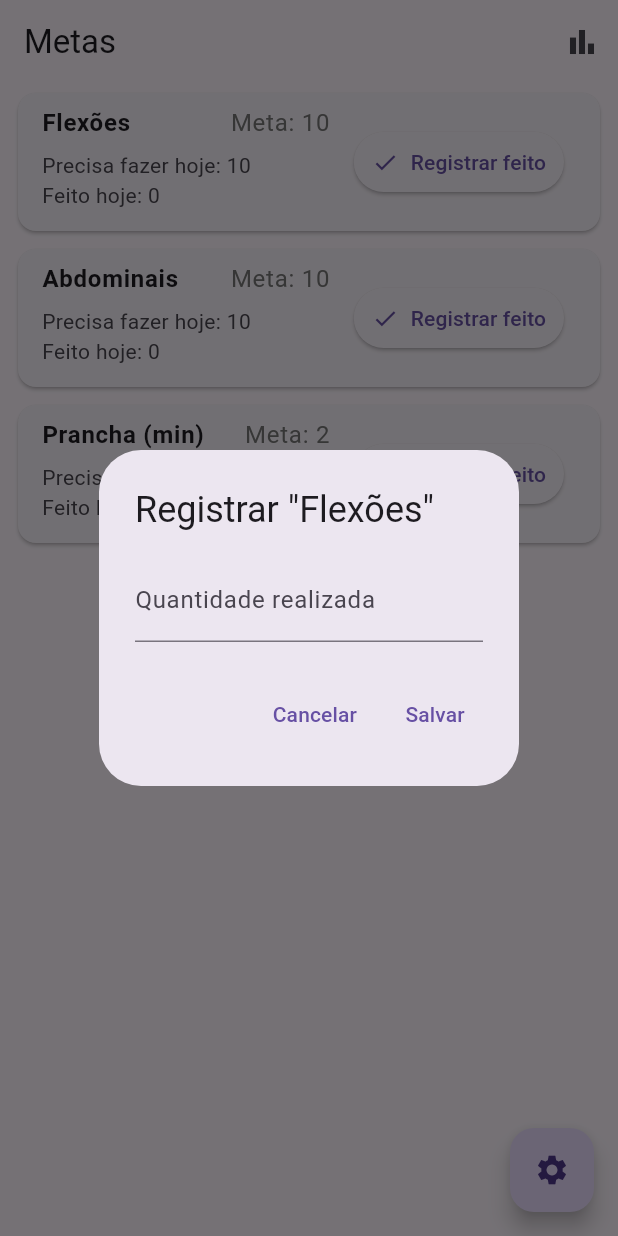
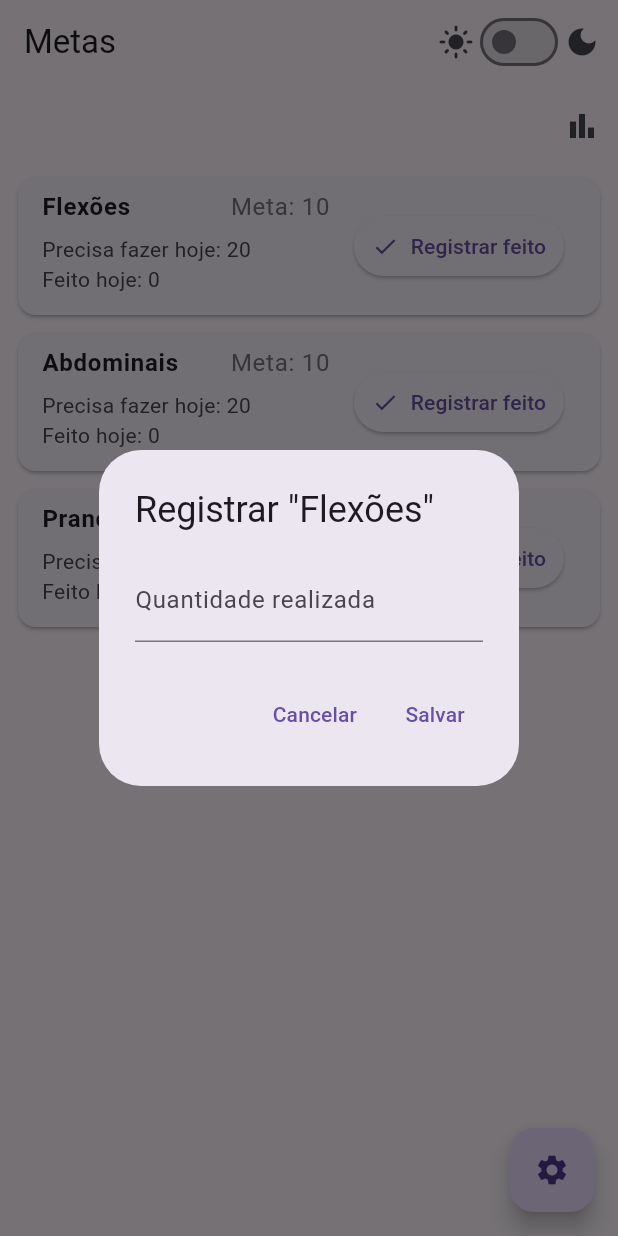
Before and after one commit to callmedigo/metas, a Flutter app: the screen it shows after launch, after a tap on "Registrar feito", on a phone screen of 412 x 824 dp. Run offline on Flutter 3.47's test engine with Material 3 defaults, Android fonts, the phone set to English and light mode, and no system bars; our stand-ins replace shared_preferences.

Commit message:
adicionado modo escuro, adicionei tambem o controle para zerar o progresso do dia toda vez que muda de dia.

```diff
--- a/lib/main.dart
+++ b/lib/main.dart
@@ -1,17 +1,56 @@
 import 'package:flutter/material.dart';
-import 'pages/metas_page.dart';
+import 'pages/metas_page.dart';  // Ajuste conforme seu projeto
 
 void main() {
-  runApp(MyApp());
+  runApp(const MyApp());
 }
 
-class MyApp extends StatelessWidget {
+class MyApp extends StatefulWidget {
+  const MyApp({super.key});
+
+  @override
+  State<MyApp> createState() => _MyAppState();
+}
+
+class _MyAppState extends State<MyApp> {
+  bool isDarkMode = false;
+
   @override
   Widget build(BuildContext context) {
     return MaterialApp(
       title: 'Metas de Exercício',
-      theme: ThemeData(primarySwatch: Colors.blue),
-      home: MetasPage(),
+      theme: ThemeData(
+        brightness: Brightness.light,
+        primarySwatch: Colors.blue,
+      ),
+      darkTheme: ThemeData(
+        brightness: Brightness.dark,
+        primarySwatch: Colors.blue,
+      ),
+      themeMode: isDarkMode ? ThemeMode.dark : ThemeMode.light,
+      home: Scaffold(
+        appBar: AppBar(
+          title: const Text('Metas'),
+          actions: [
+            Row(
+              children: [
+                const Icon(Icons.light_mode),
+                Switch(
+                  value: isDarkMode,
+                  onChanged: (val) {
+                    setState(() {
+                      isDarkMode = val;
+                    });
+                  },
+                ),
+                const Icon(Icons.dark_mode),
+                const SizedBox(width: 12),
+              ],
+            ),
+          ],
+        ),
+        body: const MetasPage(),
+      ),
     );
   }
 }
--- a/lib/pages/metas_page.dart
+++ b/lib/pages/metas_page.dart
@@ -1,18 +1,16 @@
-import 'dart:convert';
-
 import 'package:flutter/material.dart';
+import 'package:intl/intl.dart';
 import 'package:shared_preferences/shared_preferences.dart';
-
 import '../models/meta.dart';
 import '../services/meta_storage.dart';
-
 import '../widgets/adicionar_meta.dart';
 import '../widgets/editar_meta.dart';
 import '../widgets/remover_meta.dart';
 
 class MetasPage extends StatefulWidget {
+  const MetasPage({super.key});
   @override
-  _MetasPageState createState() => _MetasPageState();
+  State<MetasPage> createState() => _MetasPageState();
 }
 
 class _MetasPageState extends State<MetasPage> {
@@ -24,6 +22,7 @@ class _MetasPageState extends State<MetasPage> {
     carregarMetas();
   }
 
+
   Future<void> carregarMetas() async {
     metas = await MetaStorage.carregarMetas();
     if (metas.isEmpty) {
@@ -33,7 +32,30 @@ class _MetasPageState extends State<MetasPage> {
         Meta(nome: 'Prancha (min)', metaDiaria: 2, acumulado: 2),
       ];
     }
+
+    final prefs = await SharedPreferences.getInstance();
+    final hojeStr = DateFormat('yyyy-MM-dd').format(DateTime.now());
+    final ultimaDataStr = prefs.getString('ultima_data_reset') ?? '';
+
+    if (ultimaDataStr != hojeStr) {
+      _resetDiario();
+      await prefs.setString('ultima_data_reset', hojeStr);
+    }
+
     setState(() {});
+  }
+
+  void _resetDiario() {
+    setState(() {
+      for (var meta in metas) {
+        int pendente = meta.metaDiaria - meta.feitoHoje;
+        if (pendente > 0) {
+          meta.acumulado += pendente;
+        }
+        meta.feitoHoje = 0;
+      }
+    });
+    _salvarMetas();
   }
 
   Future<void> _salvarMetas() async {
@@ -200,7 +222,7 @@ class _MetasPageState extends State<MetasPage> {
   Widget build(BuildContext context) {
     return Scaffold(
       appBar: AppBar(
-        title: Text('Metas'),
+        title: Text(''),
         actions: [
           IconButton(
             icon: Icon(Icons.bar_chart),
--- a/lib/services/meta_storage.dart
+++ b/lib/services/meta_storage.dart
@@ -27,3 +27,17 @@ class MetaStorage {
     await prefs.setString(_key, json.encode(jsonList));
   }
 }
+
+Future<void> salvarUltimaDataAcesso(DateTime data) async {
+  final prefs = await SharedPreferences.getInstance();
+  prefs.setString('ultimaDataAcesso', data.toIso8601String());
+}
+
+Future<DateTime?> carregarUltimaDataAcesso() async {
+  final prefs = await SharedPreferences.getInstance();
+  final dataString = prefs.getString('ultimaDataAcesso');
+  if (dataString != null) {
+    return DateTime.tryParse(dataString);
+  }
+  return null;
+}
--- a/pubspec.yaml
+++ b/pubspec.yaml
@@ -10,6 +10,7 @@ dependencies:
   flutter:
     sdk: flutter
   shared_preferences: ^2.5.3
+  intl: ^0.20.2
 
 dev_dependencies:
   flutter_test:
```
Also changed, not shown: lib/models/meta.dart (line endings or trailing spaces), pubspec.lock, 1 other file.
